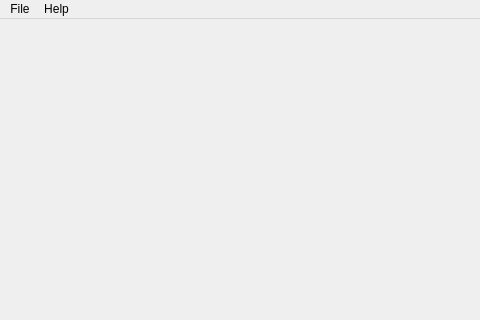
Above: src/sourceeditor/hammer/windows/mainwindow.ui from AWildErin/SourceEditor-sdk before the change; both pictures show x 0 to 480 and y 0 to 320 of the 800 by 600 pixel window. Below: the same form after it.
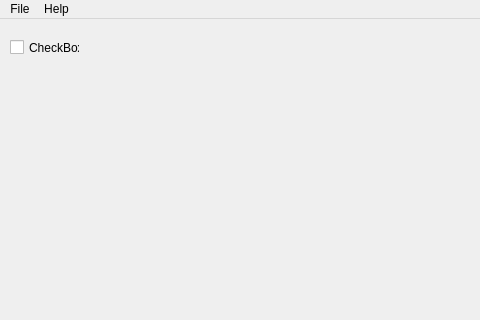
That is the form after the change.

Commit message: Add MaterialSystem and StudioRender to Hammer

```diff
--- a/src/sourceeditor/hammer/windows/mainwindow.ui
+++ b/src/sourceeditor/hammer/windows/mainwindow.ui
@@ -19,7 +19,21 @@
   <property name="windowTitle">
    <string>MainWindow</string>
   </property>
-  <widget class="QWidget" name="centralwidget"/>
+  <widget class="QWidget" name="centralwidget">
+   <widget class="QCheckBox" name="checkBox">
+    <property name="geometry">
+     <rect>
+      <x>10</x>
+      <y>20</y>
+      <width>70</width>
+      <height>17</height>
+     </rect>
+    </property>
+    <property name="text">
+     <string>CheckBox</string>
+    </property>
+   </widget>
+  </widget>
   <widget class="QStatusBar" name="statusbar"/>
   <widget class="QMenuBar" name="menubar">
    <property name="geometry">
```
The commit also changes 1 other file.
